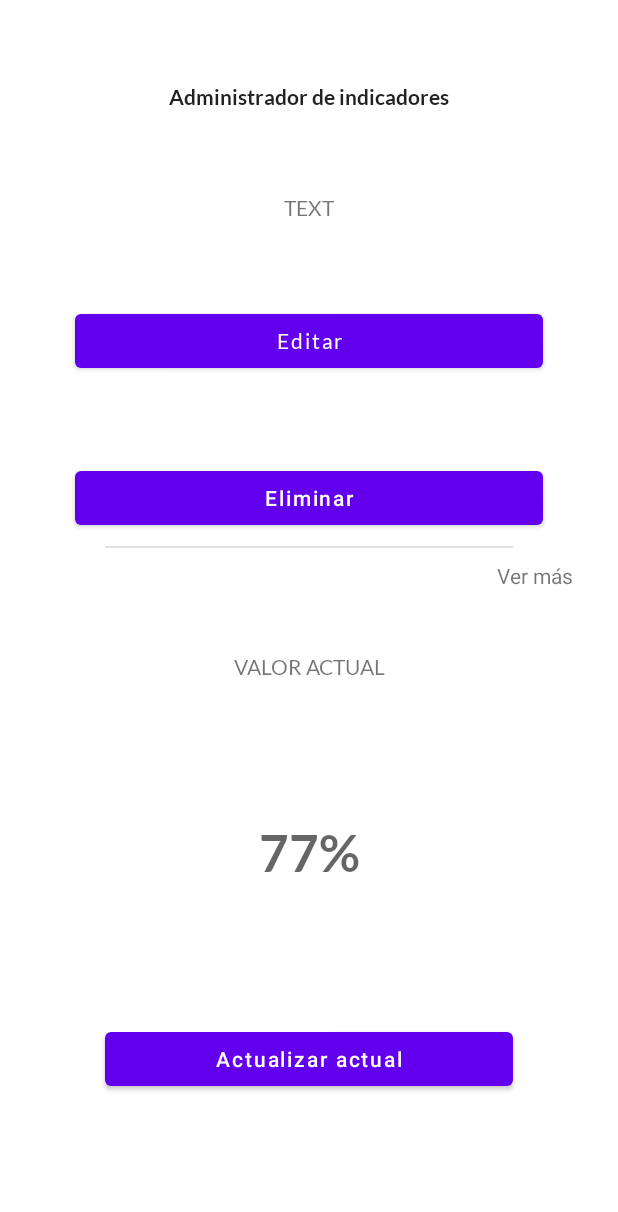
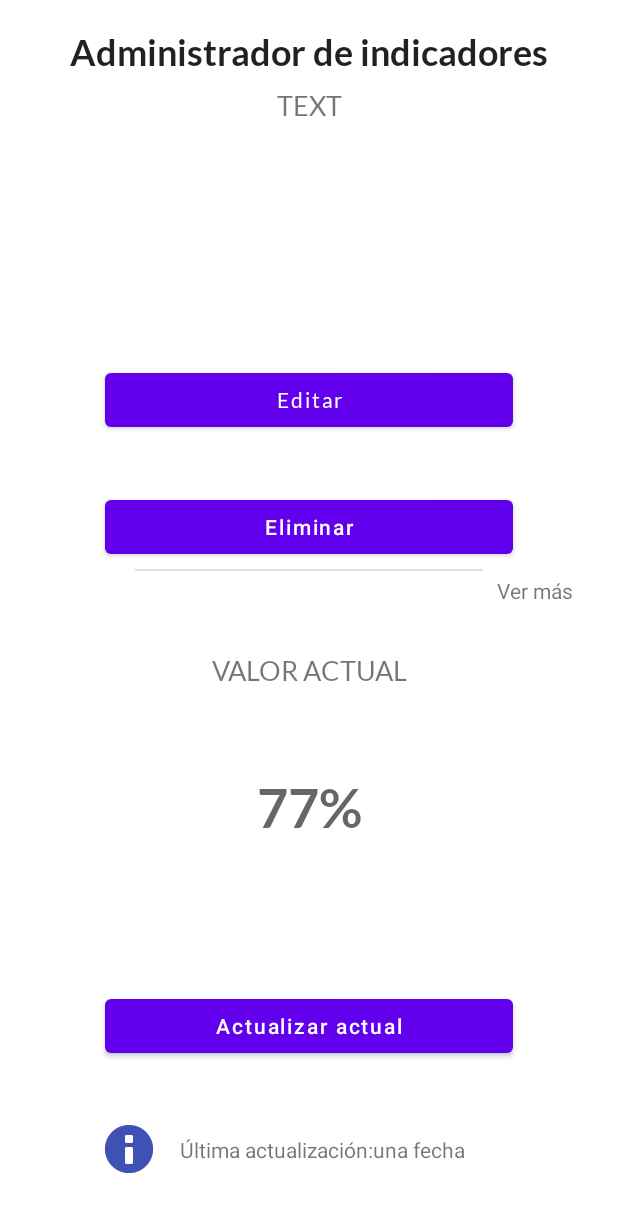
Before and after one commit to emi-carlucci/visualizAR, an Android app: the layout fragment_acciones.xml on its own in the app's theme, with its tools: preview values and no code run, on a phone screen of 412 x 824 dp. Shown: the top 1212 px of the screen. Run offline under Robolectric (Android 15) with nearby library versions, the phone set to English and light mode, and no system bars.

Commit message:
layout funcionando cambié el home que venía parra que vaya a mi fragment

```diff
--- a/app/src/main/java/com/example/visualizar/Home.kt
+++ b/app/src/main/java/com/example/visualizar/Home.kt
@@ -35,6 +35,8 @@ class Home : Fragment() {
     ): View? {
         // Inflate the layout for this fragment
         v = inflater.inflate(R.layout.fragment_home, container, false)
+
+
         btnALTA = v.findViewById(R.id.btnALTA)
         return v
     }
@@ -45,7 +47,7 @@ class Home : Fragment() {
             // lleva a FORMULARIO DE ALTA
             println("ALTA de INDICADOR....")
 
-            val action = HomeDirections.actionHome2ToIndicadorALTA()
+            val action = HomeDirections.actionHome2ToFragmentAcciones()
             v.findNavController().navigate(action)
         }
     }
--- a/app/src/main/res/layout/fragment_acciones.xml
+++ b/app/src/main/res/layout/fragment_acciones.xml
@@ -19,10 +19,10 @@
         android:layout_marginRight="70dp"
         android:text="@string/indicators_admin_btn_update_value"
         android:textAllCaps="false"
-        app:layout_constraintBottom_toBottomOf="parent"
+        app:layout_constraintBottom_toTopOf="@+id/imageView"
         app:layout_constraintEnd_toEndOf="parent"
         app:layout_constraintStart_toStartOf="parent"
-        app:layout_constraintTop_toBottomOf="@+id/textViewIndicatorValue" />
+        app:layout_constraintTop_toTopOf="@+id/guideline5" />
 
     <TextView
         android:id="@+id/textViewActualValueTitle"
@@ -32,6 +32,7 @@
         android:fontFamily="@font/lato"
         android:text="@string/indicators_admin_actual_value"
         android:textAllCaps="true"
+        android:textSize="18sp"
         app:layout_constraintBottom_toTopOf="@id/buttonUpdateValue"
         app:layout_constraintEnd_toEndOf="parent"
         app:layout_constraintHorizontal_bias="0.5"
@@ -43,9 +44,11 @@
         android:id="@+id/textViewTitle"
         android:layout_width="wrap_content"
         android:layout_height="wrap_content"
+        android:layout_marginTop="20dp"
         android:fontFamily="@font/lato_bold"
         android:text="@string/indicators_admin_title"
         android:textAppearance="@style/TextAppearance.AppCompat.Body1"
+        android:textSize="24sp"
         app:layout_constraintBottom_toTopOf="@+id/textViewIndicatorName"
         app:layout_constraintEnd_toEndOf="parent"
         app:layout_constraintStart_toStartOf="parent"
@@ -54,39 +57,42 @@
     <TextView
         android:id="@+id/textViewIndicatorName"
         android:layout_width="wrap_content"
-        android:layout_height="wrap_content"
+        android:layout_height="20dp"
+        android:layout_marginTop="10dp"
         android:fontFamily="@font/lato"
         android:text="text"
         android:textAllCaps="true"
-        app:layout_constraintBottom_toTopOf="@+id/buttonEditIndicator"
+        android:textSize="18sp"
         app:layout_constraintEnd_toEndOf="parent"
+        app:layout_constraintHorizontal_bias="0.5"
         app:layout_constraintStart_toStartOf="parent"
         app:layout_constraintTop_toBottomOf="@+id/textViewTitle" />
 
     <Button
         android:id="@+id/buttonEditIndicator"
         android:layout_width="0dp"
-        android:layout_height="wrap_content"
-        android:layout_marginStart="50dp"
-        android:layout_marginLeft="50dp"
-        android:layout_marginEnd="50dp"
-        android:layout_marginRight="50dp"
+        android:layout_height="48dp"
+        android:layout_marginStart="70dp"
+        android:layout_marginLeft="70dp"
+        android:layout_marginEnd="70dp"
+        android:layout_marginRight="70dp"
         android:fontFamily="@font/lato"
         android:text="@string/indicators_admin_btn_edit"
         android:textAllCaps="false"
         app:layout_constraintBottom_toTopOf="@+id/buttonDeleteIndicator"
         app:layout_constraintEnd_toEndOf="parent"
+        app:layout_constraintHorizontal_bias="0.0"
         app:layout_constraintStart_toStartOf="parent"
-        app:layout_constraintTop_toBottomOf="@+id/textViewIndicatorName" />
+        app:layout_constraintTop_toTopOf="@+id/guideline4" />
 
     <Button
         android:id="@+id/buttonDeleteIndicator"
         android:layout_width="0dp"
         android:layout_height="wrap_content"
-        android:layout_marginStart="50dp"
-        android:layout_marginLeft="50dp"
-        android:layout_marginEnd="50dp"
-        android:layout_marginRight="50dp"
+        android:layout_marginStart="70dp"
+        android:layout_marginLeft="70dp"
+        android:layout_marginEnd="70dp"
+        android:layout_marginRight="70dp"
         android:text="@string/indicators_admin_btn_delete"
         android:textAllCaps="false"
         app:layout_constraintBottom_toTopOf="@+id/guideline6"
@@ -100,7 +106,6 @@
         android:layout_width="wrap_content"
         android:layout_height="wrap_content"
         android:orientation="horizontal"
-        app:layout_constraintGuide_begin="386dp"
         app:layout_constraintGuide_percent="0.5" />
 
     <TextView
@@ -120,10 +125,10 @@
         android:id="@+id/divider"
         android:layout_width="0dp"
         android:layout_height="1dp"
-        android:layout_marginStart="70dp"
-        android:layout_marginLeft="70dp"
-        android:layout_marginEnd="70dp"
-        android:layout_marginRight="70dp"
+        android:layout_marginStart="90dp"
+        android:layout_marginLeft="90dp"
+        android:layout_marginEnd="90dp"
+        android:layout_marginRight="90dp"
         android:background="?android:attr/listDivider"
         app:layout_constraintBottom_toTopOf="@+id/textViewViewMore"
         app:layout_constraintEnd_toEndOf="parent"
@@ -138,8 +143,10 @@
         android:text="77%"
         android:textAllCaps="true"
         android:textAppearance="@style/TextAppearance.AppCompat.Display1"
-        app:layout_constraintBottom_toTopOf="@+id/buttonUpdateValue"
+        android:textSize="36sp"
+        app:layout_constraintBottom_toTopOf="@+id/guideline5"
         app:layout_constraintEnd_toEndOf="parent"
+        app:layout_constraintHorizontal_bias="0.5"
         app:layout_constraintStart_toStartOf="parent"
         app:layout_constraintTop_toBottomOf="@+id/textViewActualValueTitle" />
 
@@ -148,7 +155,7 @@
         android:layout_width="0dp"
         android:layout_height="wrap_content"
         android:orientation="vertical"
-        app:layout_constraintGuide_begin="70" />
+        app:layout_constraintGuide_begin="70dp" />
 
     <androidx.constraintlayout.widget.Guideline
         android:id="@+id/guideline3"
@@ -191,4 +198,18 @@
         app:layout_constraintStart_toEndOf="@+id/textView"
         app:layout_constraintTop_toBottomOf="@+id/buttonUpdateValue" />
 
+    <androidx.constraintlayout.widget.Guideline
+        android:id="@+id/guideline4"
+        android:layout_width="wrap_content"
+        android:layout_height="wrap_content"
+        android:orientation="horizontal"
+        app:layout_constraintGuide_percent="0.25" />
+
+    <androidx.constraintlayout.widget.Guideline
+        android:id="@+id/guideline5"
+        android:layout_width="wrap_content"
+        android:layout_height="wrap_content"
+        android:orientation="horizontal"
+        app:layout_constraintGuide_percent="0.75" />
+
 </androidx.constraintlayout.widget.ConstraintLayout>
```
Also changed, not shown: app/src/main/java/com/example/visualizar/fragment_acciones.kt (+21 -7 lines), app/src/main/res/navigation/navgraph.xml (+8 -0 lines).
